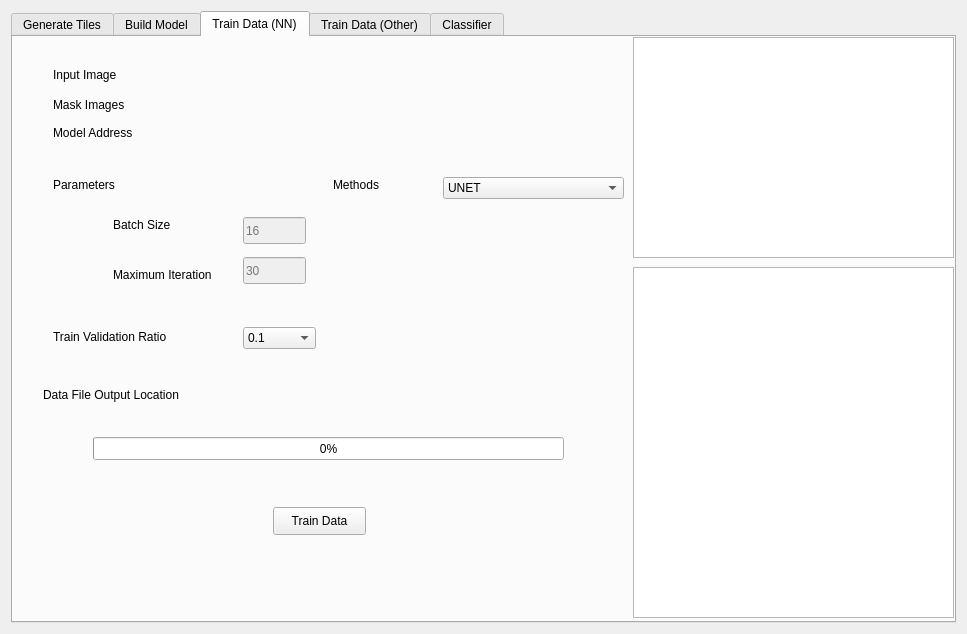
First picture: the form in RandomForestClassifier_dialog_base.ui, repository atishayjn/QGIS-Plugin, before the edit.
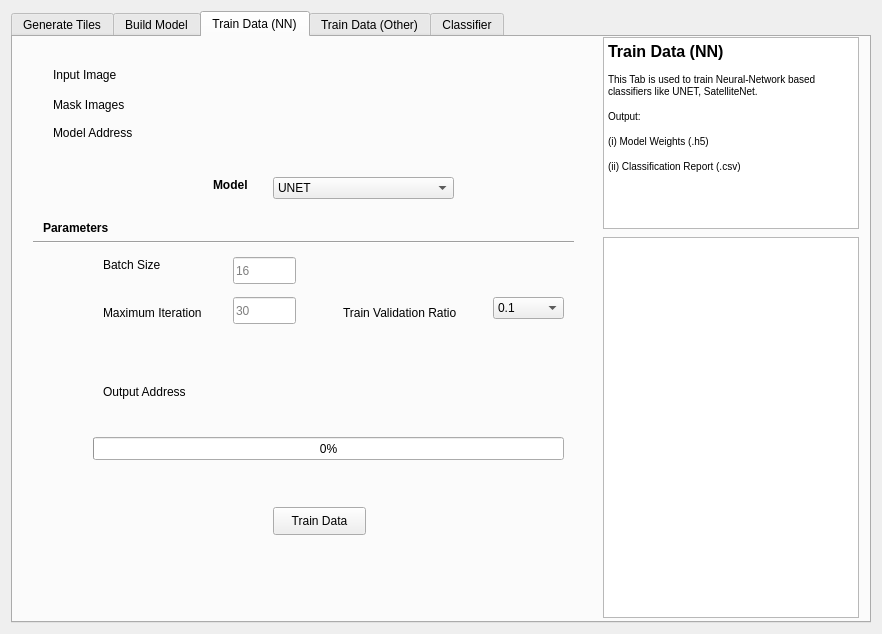
Second picture: the form after the edit. The open tabs and pages were chosen to show the change. Custom widgets are drawn as their Qt base class.

Commit message: Classification Report Added

```diff
--- a/RandomForestClassifier_dialog_base.ui
+++ b/RandomForestClassifier_dialog_base.ui
@@ -6,7 +6,7 @@
    <rect>
     <x>0</x>
     <y>0</y>
-    <width>967</width>
+    <width>882</width>
     <height>634</height>
    </rect>
   </property>
@@ -874,8 +874,8 @@
       <widget class="QLabel" name="label_9">
        <property name="geometry">
         <rect>
-         <x>100</x>
-         <y>180</y>
+         <x>90</x>
+         <y>220</y>
          <width>91</width>
          <height>16</height>
         </rect>
@@ -887,12 +887,18 @@
       <widget class="QLabel" name="label_7">
        <property name="geometry">
         <rect>
-         <x>40</x>
-         <y>140</y>
+         <x>30</x>
+         <y>180</y>
          <width>91</width>
-         <height>16</height>
+         <height>21</height>
         </rect>
        </property>
+       <property name="font">
+        <font>
+         <weight>75</weight>
+         <bold>true</bold>
+        </font>
+       </property>
        <property name="text">
         <string>Parameters</string>
        </property>
@@ -900,22 +906,28 @@
       <widget class="QLabel" name="label_8">
        <property name="geometry">
         <rect>
-         <x>320</x>
+         <x>200</x>
          <y>140</y>
          <width>55</width>
          <height>16</height>
         </rect>
        </property>
+       <property name="font">
+        <font>
+         <weight>75</weight>
+         <bold>true</bold>
+        </font>
+       </property>
        <property name="text">
-        <string>Methods</string>
+        <string>Model</string>
        </property>
       </widget>
       <widget class="QComboBox" name="Train_valRatio">
        <property name="geometry">
         <rect>
-         <x>230</x>
-         <y>290</y>
-         <width>73</width>
+         <x>480</x>
+         <y>260</y>
+         <width>71</width>
          <height>22</height>
         </rect>
        </property>
@@ -968,10 +980,10 @@
       <widget class="QLabel" name="label_10">
        <property name="geometry">
         <rect>
-         <x>100</x>
-         <y>230</y>
+         <x>90</x>
+         <y>265</y>
          <width>111</width>
-         <height>16</height>
+         <height>21</height>
         </rect>
        </property>
        <property name="text">
@@ -980,12 +992,12 @@
       </widget>
       <widget class="QgsFilterLineEdit" name="Train_bsize">
        <property name="enabled">
-        <bool>false</bool>
+        <bool>true</bool>
        </property>
        <property name="geometry">
         <rect>
-         <x>230</x>
-         <y>180</y>
+         <x>220</x>
+         <y>220</y>
          <width>63</width>
          <height>27</height>
         </rect>
@@ -1003,10 +1015,10 @@
       <widget class="QLabel" name="label_12">
        <property name="geometry">
         <rect>
-         <x>40</x>
-         <y>290</y>
+         <x>330</x>
+         <y>260</y>
          <width>131</width>
-         <height>20</height>
+         <height>31</height>
         </rect>
        </property>
        <property name="text">
@@ -1016,7 +1028,7 @@
       <widget class="QComboBox" name="Method_comboBox">
        <property name="geometry">
         <rect>
-         <x>430</x>
+         <x>260</x>
          <y>140</y>
          <width>181</width>
          <height>22</height>
@@ -1054,14 +1066,14 @@
       <widget class="QLabel" name="label_16">
        <property name="geometry">
         <rect>
-         <x>30</x>
-         <y>350</y>
-         <width>151</width>
-         <height>16</height>
+         <x>90</x>
+         <y>339</y>
+         <width>101</width>
+         <height>31</height>
         </rect>
        </property>
        <property name="text">
-        <string>Data File Output Location</string>
+        <string>Output Address</string>
        </property>
       </widget>
       <widget class="QgsFileWidget" name="Output_Field_2">
@@ -1170,12 +1182,12 @@
       </widget>
       <widget class="QgsFilterLineEdit" name="Train_epoch">
        <property name="enabled">
-        <bool>false</bool>
+        <bool>true</bool>
        </property>
        <property name="geometry">
         <rect>
-         <x>230</x>
-         <y>220</y>
+         <x>220</x>
+         <y>260</y>
          <width>63</width>
          <height>27</height>
         </rect>
@@ -1193,23 +1205,48 @@
       <widget class="QTextBrowser" name="mtextBrowser_tab3">
        <property name="geometry">
         <rect>
-         <x>620</x>
+         <x>590</x>
          <y>0</y>
-         <width>321</width>
-         <height>221</height>
+         <width>256</width>
+         <height>192</height>
         </rect>
        </property>
+       <property name="html">
+        <string>&lt;!DOCTYPE HTML PUBLIC &quot;-//W3C//DTD HTML 4.0//EN&quot; &quot;http://www.w3.org/TR/REC-html40/strict.dtd&quot;&gt;
+&lt;html&gt;&lt;head&gt;&lt;meta name=&quot;qrichtext&quot; content=&quot;1&quot; /&gt;&lt;style type=&quot;text/css&quot;&gt;
+p, li { white-space: pre-wrap; }
+&lt;/style&gt;&lt;/head&gt;&lt;body style=&quot; font-family:'MS Shell Dlg 2'; font-size:7.8pt; font-weight:400; font-style:normal;&quot;&gt;
+&lt;p style=&quot; margin-top:12px; margin-bottom:12px; margin-left:0px; margin-right:0px; -qt-block-indent:0; text-indent:0px;&quot;&gt;&lt;span style=&quot; font-size:12pt; font-weight:600;&quot;&gt;Train Data (NN)&lt;/span&gt;&lt;/p&gt;
+&lt;p style=&quot; margin-top:12px; margin-bottom:12px; margin-left:0px; margin-right:0px; -qt-block-indent:0; text-indent:0px;&quot;&gt;This Tab is used to train Neural-Network based classifiers like UNET, SatelliteNet. &lt;/p&gt;
+&lt;p style=&quot; margin-top:12px; margin-bottom:12px; margin-left:0px; margin-right:0px; -qt-block-indent:0; text-indent:0px;&quot;&gt;Output: &lt;/p&gt;
+&lt;p style=&quot; margin-top:12px; margin-bottom:12px; margin-left:0px; margin-right:0px; -qt-block-indent:0; text-indent:0px;&quot;&gt;(i) Model Weights (.h5)&lt;/p&gt;
+&lt;p style=&quot; margin-top:12px; margin-bottom:12px; margin-left:0px; margin-right:0px; -qt-block-indent:0; text-indent:0px;&quot;&gt;(ii) Classification Report (.csv)&lt;/p&gt;
+&lt;p style=&quot; margin-top:12px; margin-bottom:12px; margin-left:0px; margin-right:0px; -qt-block-indent:0; text-indent:0px;&quot;&gt;&lt;br /&gt;&lt;/p&gt;&lt;/body&gt;&lt;/html&gt;</string>
+       </property>
       </widget>
       <widget class="QTextBrowser" name="htextBrowser_tab3">
        <property name="geometry">
         <rect>
-         <x>620</x>
-         <y>230</y>
-         <width>321</width>
-         <height>351</height>
+         <x>590</x>
+         <y>200</y>
+         <width>256</width>
+         <height>381</height>
         </rect>
        </property>
       </widget>
+      <widget class="Line" name="line_5">
+       <property name="geometry">
+        <rect>
+         <x>20</x>
+         <y>195</y>
+         <width>541</width>
+         <height>21</height>
+        </rect>
+       </property>
+       <property name="orientation">
+        <enum>Qt::Horizontal</enum>
+       </property>
+      </widget>
      </widget>
      <widget class="QWidget" name="tab_3">
       <attribute name="title">
```
Left out of the diff: 166 changed lines with no effect on the pictures. The commit also changes 2 other files.
